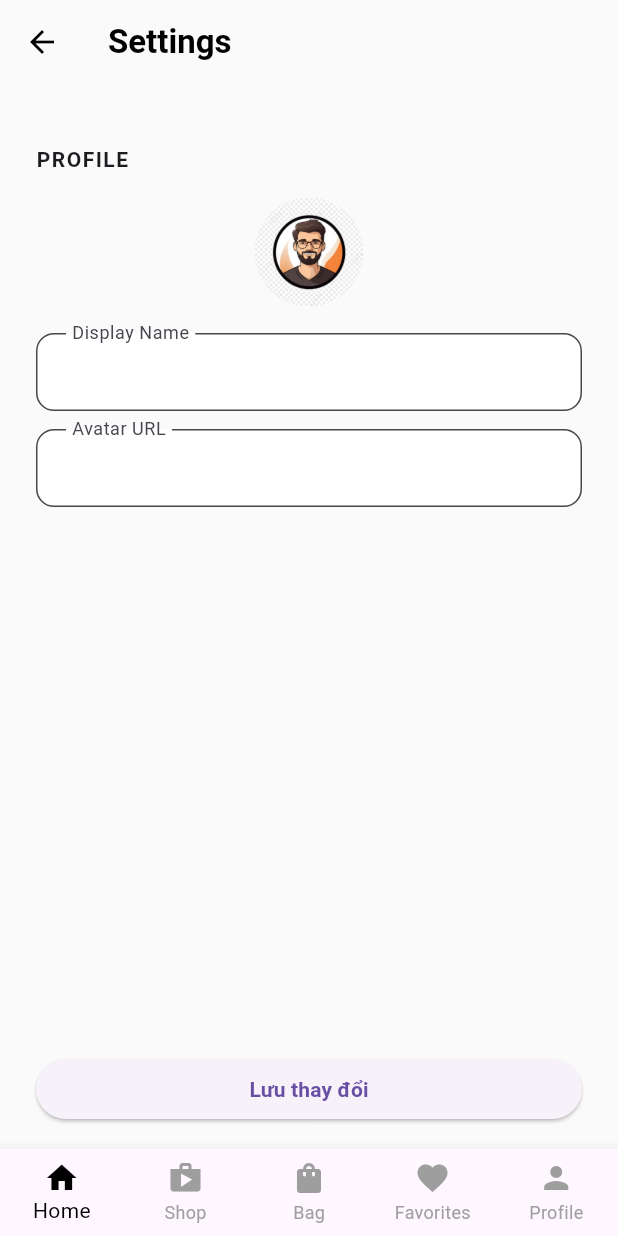
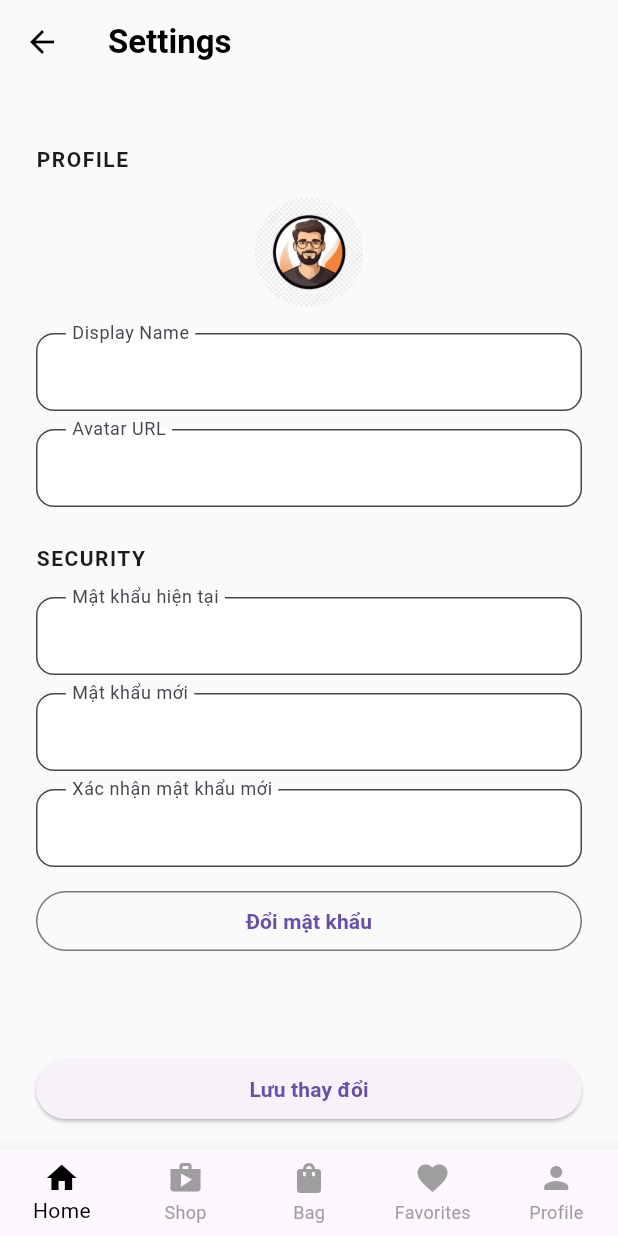
Before and after one commit to kieuanhdev/e-commerce, a Flutter app: the SettingsScreen screen opened by its route, on a phone screen of 412 x 824 dp. Run offline on Flutter 3.47's test engine with Material 3 defaults, Android fonts, the phone set to English and light mode, and no system bars; our stand-ins replace bloc, cloud_firestore, dartz, equatable, firebase_auth, firebase_core and 5 more; accounts and stored records are empty; network calls fail.

Commit message:
feat(settings): implement change password functionality with BLoC integration and UI updates

```diff
--- a/lib/di.dart
+++ b/lib/di.dart
@@ -15,6 +15,7 @@ import 'package:e_commerce/features/profile/presentation/bloc/profile_bloc.dart'
 import 'package:e_commerce/features/settings/presentation/bloc/settings_bloc.dart';
 import 'package:e_commerce/features/settings/domain/usecase/get_current_user.dart';
 import 'package:e_commerce/features/settings/domain/usecase/update_user_settings.dart';
+import 'package:e_commerce/features/settings/domain/usecase/change_password.dart';
 
 final sl = GetIt.instance;
 
@@ -53,10 +54,12 @@ void initDI() {
   // --- Settings UseCases ---
   sl.registerFactory(() => GetCurrentUserUseCase(sl()));
   sl.registerFactory(() => UpdateUserSettingsUseCase(sl()));
+  sl.registerFactory(() => ChangePasswordUseCase(sl()));
   // --- Settings Bloc ---
   sl.registerFactory(() => SettingsBloc(
     getCurrentUser: sl(),
     updateUserSettings: sl(),
+    changePasswordUseCase: sl(),
   ));
 
   // --- External ---
--- a/lib/features/auth/domain/repository/auth_repository.dart
+++ b/lib/features/auth/domain/repository/auth_repository.dart
@@ -27,4 +27,10 @@ abstract class IAuthRepository {
 
   // Update user info theo profile (cho Settings)
   Future<AppUser?> updateUser({String? displayName, String? avatarUrl, String? phoneNumber, String? defaultAddressId});
+
+  // Đổi mật khẩu (yêu cầu re-auth)
+  Future<Either<Failure, void>> changePassword({
+    required String currentPassword,
+    required String newPassword,
+  });
 }
--- /dev/null
+++ b/lib/features/settings/domain/usecase/change_password.dart
@@ -0,0 +1,18 @@
+import 'package:dartz/dartz.dart';
+import 'package:e_commerce/core/utils/failure.dart';
+import 'package:e_commerce/features/auth/domain/repository/auth_repository.dart';
+
+class ChangePasswordUseCase {
+  final IAuthRepository repo;
+  ChangePasswordUseCase(this.repo);
+
+  Future<Either<Failure, void>> call({
+    required String currentPassword,
+    required String newPassword,
+  }) {
+    return repo.changePassword(
+      currentPassword: currentPassword,
+      newPassword: newPassword,
+    );
+  }
+}
--- a/lib/features/settings/presentation/bloc/settings_bloc.dart
+++ b/lib/features/settings/presentation/bloc/settings_bloc.dart
@@ -3,11 +3,13 @@ import 'settings_event.dart';
 import 'settings_state.dart';
 import 'package:e_commerce/features/settings/domain/usecase/get_current_user.dart';
 import 'package:e_commerce/features/settings/domain/usecase/update_user_settings.dart';
+import 'package:e_commerce/features/settings/domain/usecase/change_password.dart';
 
 class SettingsBloc extends Bloc<SettingsEvent, SettingsState> {
   final GetCurrentUserUseCase getCurrentUser;
   final UpdateUserSettingsUseCase updateUserSettings;
-  SettingsBloc({required this.getCurrentUser, required this.updateUserSettings}) : super(SettingsInitial()) {
+  final ChangePasswordUseCase changePasswordUseCase;
+  SettingsBloc({required this.getCurrentUser, required this.updateUserSettings, required this.changePasswordUseCase}) : super(SettingsInitial()) {
     on<LoadSettings>((event, emit) async {
       emit(SettingsLoading());
       try {
@@ -41,5 +43,20 @@ class SettingsBloc extends Bloc<SettingsEvent, SettingsState> {
         emit(SettingsError(e.toString()));
       }
     });
+
+    on<ChangePasswordRequested>((event, emit) async {
+      try {
+        final result = await changePasswordUseCase(
+          currentPassword: event.currentPassword,
+          newPassword: event.newPassword,
+        );
+        result.fold(
+          (l) => emit(SettingsError(l.message)),
+          (r) => emit(const SettingsUpdated('Đổi mật khẩu thành công!')),
+        );
+      } catch (e) {
+        emit(SettingsError(e.toString()));
+      }
+    });
   }
 }
--- a/lib/features/settings/presentation/bloc/settings_event.dart
+++ b/lib/features/settings/presentation/bloc/settings_event.dart
@@ -24,3 +24,16 @@ class UpdateUserSettings extends SettingsEvent {
   @override
   List<Object?> get props => [displayName, avatarUrl, phoneNumber, defaultAddressId];
 }
+
+class ChangePasswordRequested extends SettingsEvent {
+  final String currentPassword;
+  final String newPassword;
+
+  const ChangePasswordRequested({
+    required this.currentPassword,
+    required this.newPassword,
+  });
+
+  @override
+  List<Object?> get props => [currentPassword, newPassword];
+}
--- a/lib/features/settings/presentation/settings_screen.dart
+++ b/lib/features/settings/presentation/settings_screen.dart
@@ -4,6 +4,7 @@ import 'package:e_commerce/features/settings/presentation/bloc/settings_bloc.dar
 import 'package:e_commerce/features/settings/presentation/bloc/settings_event.dart';
 import 'package:e_commerce/features/settings/presentation/bloc/settings_state.dart';
 import 'package:e_commerce/di.dart';
+import 'package:e_commerce/features/settings/presentation/widgets/settings_text_field.dart';
 
 class SettingsScreen extends StatefulWidget {
   const SettingsScreen({super.key});
@@ -15,12 +16,18 @@ class SettingsScreen extends StatefulWidget {
 class _SettingsScreenState extends State<SettingsScreen> {
   final TextEditingController _displayNameController = TextEditingController();
   final TextEditingController _avatarUrlController = TextEditingController();
+  final TextEditingController _currentPasswordController = TextEditingController();
+  final TextEditingController _newPasswordController = TextEditingController();
+  final TextEditingController _confirmPasswordController = TextEditingController();
   bool _initialized = false;
 
   @override
   void dispose() {
     _displayNameController.dispose();
     _avatarUrlController.dispose();
+    _currentPasswordController.dispose();
+    _newPasswordController.dispose();
+    _confirmPasswordController.dispose();
     super.dispose();
   }
 
@@ -106,9 +113,54 @@ class _SettingsScreenState extends State<SettingsScreen> {
                       ),
                     ),
                     const SizedBox(height: 18),
-                    _buildTextField("Display Name", _displayNameController),
+                    SettingsTextField("Display Name", _displayNameController),
                     const SizedBox(height: 12),
-                    _buildTextField("Avatar URL", _avatarUrlController),
+                    SettingsTextField("Avatar URL", _avatarUrlController),
+                    const SizedBox(height: 24),
+                    const Text(
+                      "SECURITY",
+                      style: TextStyle(
+                        fontWeight: FontWeight.bold,
+                        letterSpacing: 1,
+                      ),
+                    ),
+                    const SizedBox(height: 16),
+                    SettingsTextField("Mật khẩu hiện tại", _currentPasswordController, obscureText: true),
+                    const SizedBox(height: 12),
+                    SettingsTextField("Mật khẩu mới", _newPasswordController, obscureText: true),
+                    const SizedBox(height: 12),
+                    SettingsTextField("Xác nhận mật khẩu mới", _confirmPasswordController, obscureText: true),
+                    const SizedBox(height: 12),
+                    SizedBox(
+                      width: double.infinity,
+                      child: OutlinedButton(
+                        onPressed: () {
+                          final current = _currentPasswordController.text.trim();
+                          final next = _newPasswordController.text.trim();
+                          final confirm = _confirmPasswordController.text.trim();
+                          if (next.isEmpty || current.isEmpty) {
+                            ScaffoldMessenger.of(context).showSnackBar(
+                              const SnackBar(content: Text('Vui lòng nhập đủ mật khẩu')),);
+                            return;
+                          }
+                          if (next != confirm) {
+                            ScaffoldMessenger.of(context).showSnackBar(
+                              const SnackBar(content: Text('Mật khẩu xác nhận không khớp')),);
+                            return;
+                          }
+                          context.read<SettingsBloc>().add(
+                                ChangePasswordRequested(
+                                  currentPassword: current,
+                                  newPassword: next,
+                                ),
+                              );
+                        },
+                        child: const Text(
+                          "Đổi mật khẩu",
+                          style: TextStyle(fontWeight: FontWeight.bold),
+                        ),
+                      ),
+                    ),
                     const Spacer(),
                     SizedBox(
                       width: double.infinity,
@@ -146,30 +198,4 @@ class _SettingsScreenState extends State<SettingsScreen> {
     );
   }
 
-  Widget _buildTextField(
-    String label,
-    TextEditingController controller, {
-    bool obscureText = false,
-    bool enabled = true,
-  }) {
-    return TextField(
-      controller: controller,
-      obscureText: obscureText,
-      enabled: enabled,
-      decoration: InputDecoration(
-        labelText: label,
-        floatingLabelBehavior: FloatingLabelBehavior.always,
-        filled: true,
-        fillColor: Colors.white,
-        contentPadding: const EdgeInsets.symmetric(
-          horizontal: 20,
-          vertical: 14,
-        ),
-        border: OutlineInputBorder(
-          borderRadius: BorderRadius.circular(12),
-          borderSide: BorderSide(color: Colors.grey.shade300),
-        ),
-      ),
-    );
-  }
 }
--- /dev/null
+++ b/lib/features/settings/presentation/widgets/settings_text_field.dart
@@ -0,0 +1,39 @@
+import 'package:flutter/material.dart';
+
+class SettingsTextField extends StatelessWidget {
+  const SettingsTextField(
+    this.label,
+    this.controller, {
+    super.key,
+    this.obscureText = false,
+    this.enabled = true,
+  });
+
+  final String label;
+  final TextEditingController controller;
+  final bool obscureText;
+  final bool enabled;
+
+  @override
+  Widget build(BuildContext context) {
+    return TextField(
+      controller: controller,
+      obscureText: obscureText,
+      enabled: enabled,
+      decoration: InputDecoration(
+        labelText: label,
+        floatingLabelBehavior: FloatingLabelBehavior.always,
+        filled: true,
+        fillColor: Colors.white,
+        contentPadding: const EdgeInsets.symmetric(
+          horizontal: 20,
+          vertical: 14,
+        ),
+        border: OutlineInputBorder(
+          borderRadius: BorderRadius.circular(12),
+          borderSide: BorderSide(color: Colors.grey.shade300),
+        ),
+      ),
+    );
+  }
+}
```
Also changed, not shown: lib/features/auth/data/datasource/firebase_auth_datasource.dart (+18 -0 lines), lib/features/auth/data/repository/auth_repository_impl.dart (+19 -0 lines).
